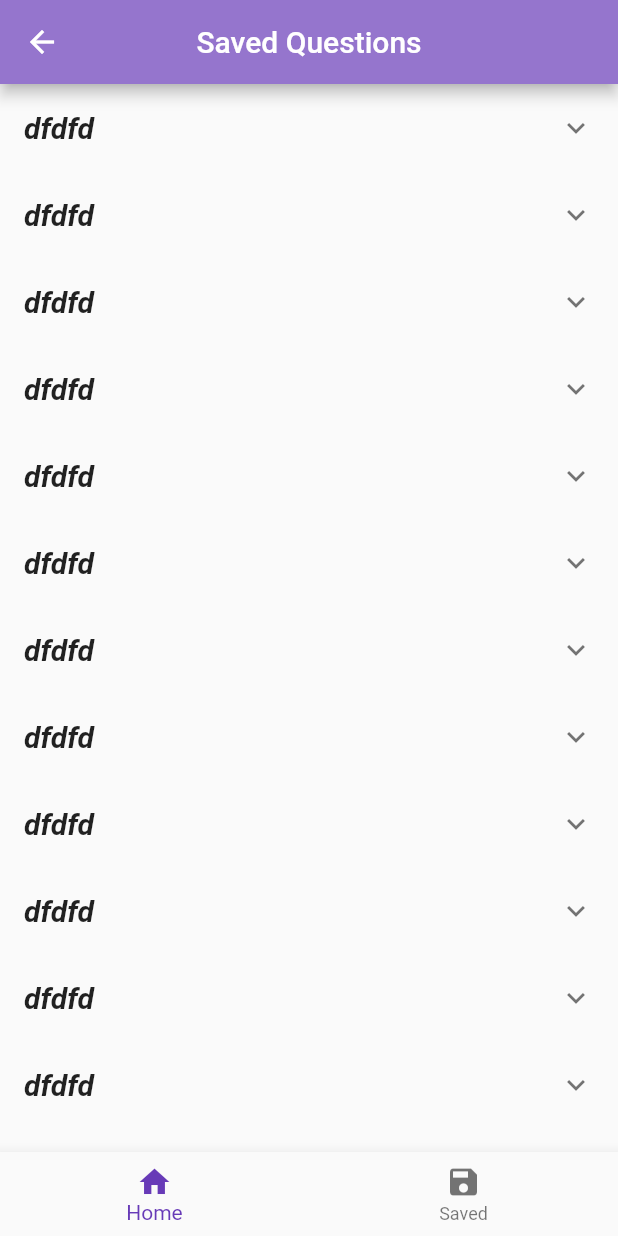
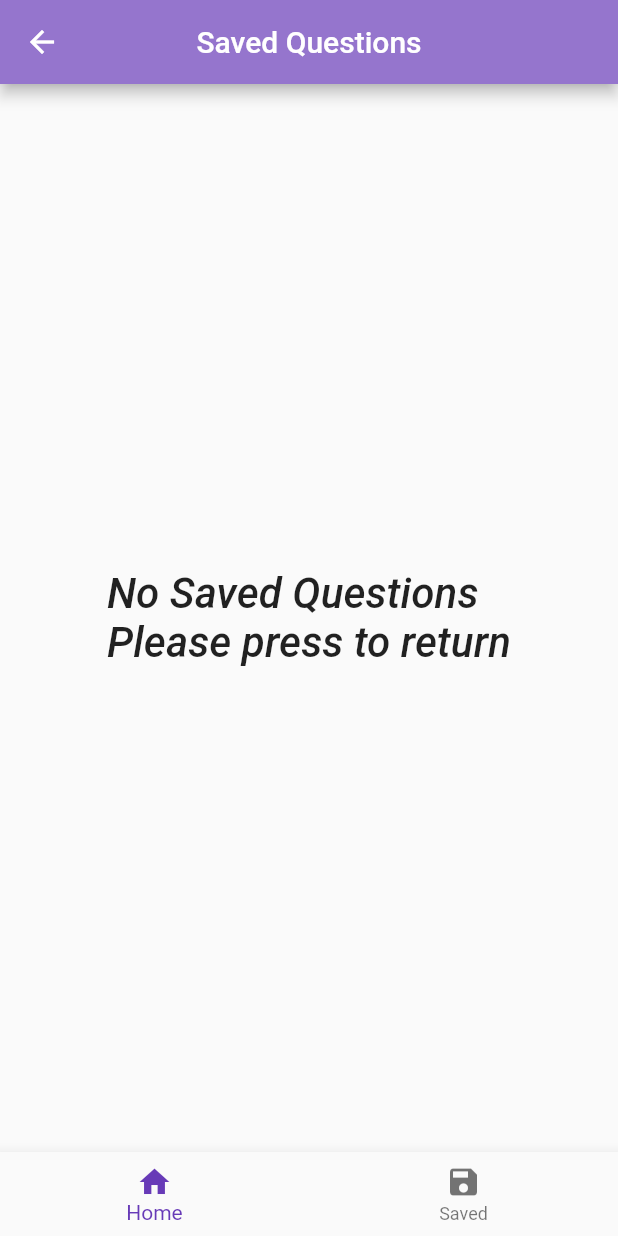
Before and after one commit to SherkinOne/triviaGame, a Flutter app: the SavedPage screen opened directly, on a phone screen of 412 x 824 dp. Run offline on Flutter 3.47's test engine with Material 2 defaults, Android fonts, the phone set to English and light mode, and no system bars.

Commit message:
Need to sort out saved questions class

```diff
--- a/lib/second.dart
+++ b/lib/second.dart
@@ -1,8 +1,5 @@
-import 'dart:async';
-import 'dart:convert';
 import 'package:flutter/material.dart';
-import 'package:http/http.dart' as http;
-import 'package:trivia/main.dart';
+import 'questions.dart';
 
 class SavedPage extends StatefulWidget {
   SavedPage({Key key, this.title}) : super(key: key);
@@ -16,8 +13,10 @@ class SavedPage extends StatefulWidget {
 class _SavedPageState extends State<SavedPage> {
   int _selectedIndex = 0;
   var x = 0;
+  List<SavedQuestions> savedQuest;
   @override
   Widget build(BuildContext context) {
+    if (savedQuest == []) {
       return Scaffold(
           appBar: AppBar(
               backgroundColor: Colors.deepPurple[300],
@@ -35,15 +34,13 @@ class _SavedPageState extends State<SavedPage> {
               ]),
           body: Container(
               child: ListView.builder(
-                itemCount: SavedQuestions.length,
+                  itemCount: savedQuest.length,
                   scrollDirection: Axis.vertical,
                   itemBuilder: (BuildContext context, int index) {
                     var no = index + 1;
-                  //   var it = SavedQuestions.iterator;
                     return ExpansionTile(
                       title: Text(
-                      "dfdfd",
-                      //    "$no. " + SavedQuestions.question,
+                        "$no. " + savedQuest.toString(),
                         style: TextStyle(
                             fontSize: 20.0,
                             fontWeight: FontWeight.bold,
@@ -51,6 +48,36 @@ class _SavedPageState extends State<SavedPage> {
                       ),
                     );
                   })));
+    } else {
+      return Scaffold(
+          appBar: AppBar(
+              backgroundColor: Colors.deepPurple[300],
+              centerTitle: true,
+              title: (Text(widget.title))),
+          bottomNavigationBar: BottomNavigationBar(
+              currentIndex: _selectedIndex,
+              fixedColor: Colors.deepPurple,
+              onTap: _onItemTapped,
+              items: <BottomNavigationBarItem>[
+                BottomNavigationBarItem(
+                    icon: Icon(Icons.home), title: Text('Home')),
+                BottomNavigationBarItem(
+                    icon: Icon(Icons.save), title: Text('Saved')),
+              ]),
+          body: Container(
+              child: Center(
+                  child: FlatButton(
+            child: Text(
+              'No Saved Questions\nPlease press to return',
+              // thios needs to be reltive to media size
+              textScaleFactor: 2.0,
+              style: TextStyle(fontStyle: FontStyle.italic),
+            ),
+            onPressed: () {
+              Navigator.pop(context);
+            },
+          ))));
+    }
   }
 
   void _onItemTapped(int index) {
```
Also changed, not shown: lib/main.dart (+57 -12 lines), lib/questions.dart (+20 -15 lines). Lines whose indentation alone changed are shown as unchanged.
